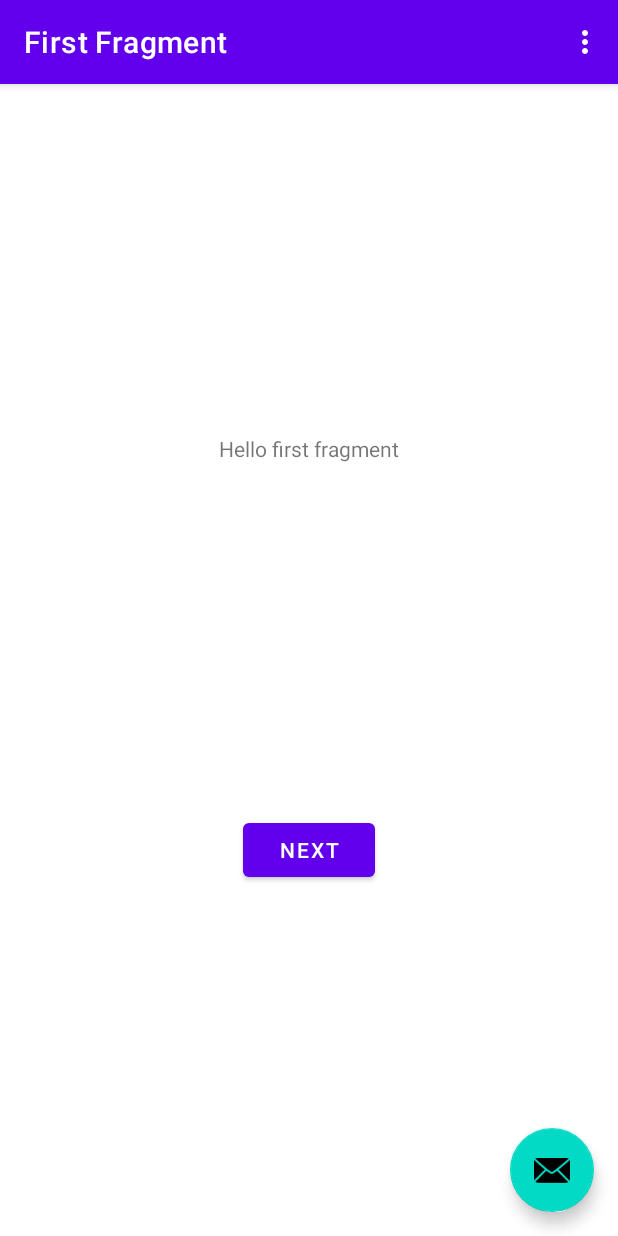
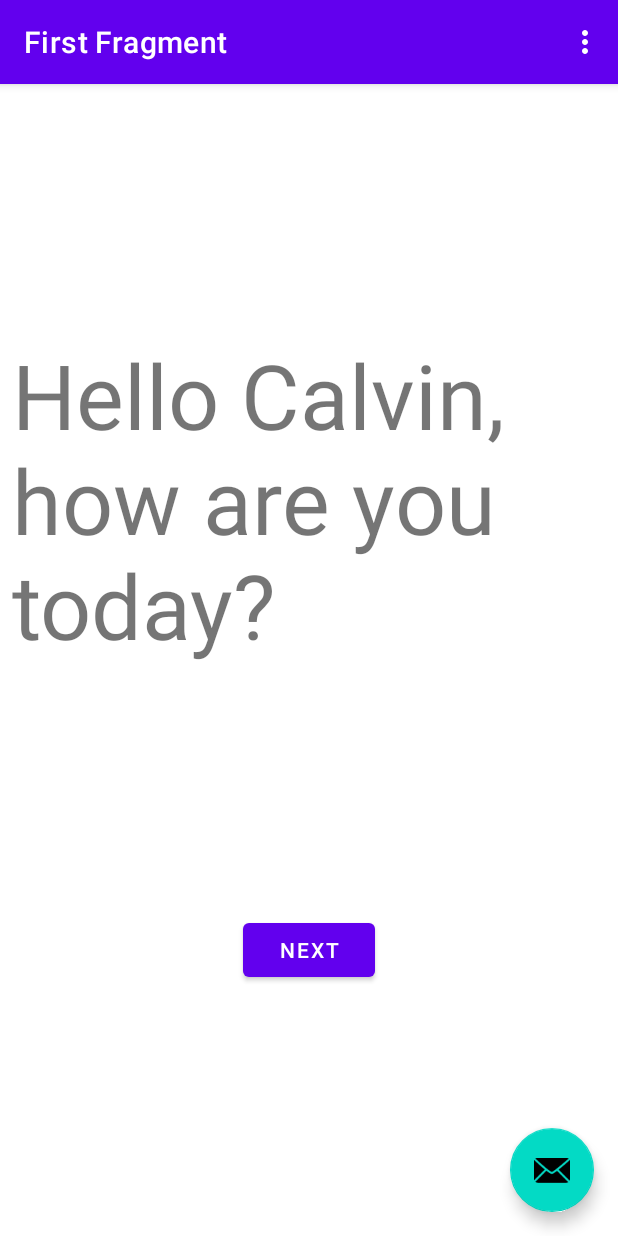
Before and after one commit to CPhuong24/My_Application, an Android app: the screen it shows after launch (MainActivity), on a phone screen of 412 x 824 dp. Run offline under Robolectric (Android 15) with nearby library versions, the phone set to English and light mode, and no system bars; our stand-ins replace navigation-ui.

Commit message:
Text changed to name

```diff
--- a/app/src/main/res/layout/fragment_first.xml
+++ b/app/src/main/res/layout/fragment_first.xml
@@ -8,9 +8,12 @@
 
     <TextView
         android:id="@+id/textview_first"
-        android:layout_width="wrap_content"
+        android:layout_width="0dp"
         android:layout_height="wrap_content"
-        android:text="@string/hello_first_fragment"
+        android:layout_marginStart="8dp"
+        android:layout_marginEnd="8dp"
+        android:text="Hello Calvin, how are you today?"
+        android:textSize="60dp"
         app:layout_constraintBottom_toTopOf="@id/button_first"
         app:layout_constraintEnd_toEndOf="parent"
         app:layout_constraintStart_toStartOf="parent"
```
